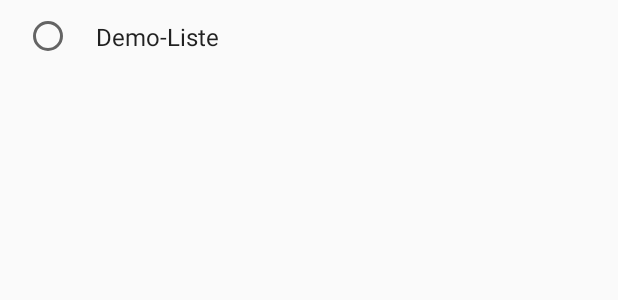
After one commit to pretix/pretixscan-android, an Android app: the layout item_checkinlist.xml on its own in the app's theme, with its tools: preview values and no code run, on a phone screen of 412 x 824 dp. The commit adds this screen. Shown: the top 300 px of the screen. Run offline under Robolectric (Android 15) with nearby library versions, the phone set to English and light mode, and no system bars.

Commit message:
Check-in list selection

```diff
--- a/pretixscan/app/src/main/AndroidManifest.xml
+++ b/pretixscan/app/src/main/AndroidManifest.xml
@@ -47,6 +47,9 @@
         <activity android:name="eu.pretix.pretixscan.droid.ui.EventSelectActivity"
             android:theme="@style/AppTheme.Dialog.Animated"
             android:label="@string/operation_select_event"/>
+        <activity android:name="eu.pretix.pretixscan.droid.ui.CheckInListSelectActivity"
+            android:theme="@style/AppTheme.Dialog.Animated"
+            android:label="@string/operation_select_event"/>
 
         <provider
             android:name="androidx.core.content.FileProvider"
--- a/pretixscan/app/src/main/java/eu/pretix/pretixscan/droid/AppConfig.kt
+++ b/pretixscan/app/src/main/java/eu/pretix/pretixscan/droid/AppConfig.kt
@@ -82,6 +82,10 @@ class AppConfig(ctx: Context) : ConfigStore {
     var eventName: String?
         get() = prefs.getString(PREFS_KEY_EVENT_NAME, null)
         set(value) = prefs.edit().putString(PREFS_KEY_EVENT_NAME, value).apply()
+
+    var checkinListId: Long
+        get() = prefs.getLong(PREFS_KEY_CHECKINLIST_ID, 0L)
+        set(value) = prefs.edit().putLong(PREFS_KEY_CHECKINLIST_ID, value).apply()
 
     override fun getOrganizerSlug(): String {
         return prefs.getString(PREFS_KEY_ORGANIZER_SLUG, "")
@@ -179,6 +183,7 @@ class AppConfig(ctx: Context) : ConfigStore {
         val PREFS_KEY_EVENT_SLUG = "pretix_api_event_slug"
         val PREFS_KEY_SUBEVENT_ID = "pretix_api_subevent_id"
         val PREFS_KEY_EVENT_NAME = "event_name"
+        val PREFS_KEY_CHECKINLIST_ID = "checkin_list_id"
         val PREFS_KEY_ORGANIZER_SLUG = "pretix_api_organizer_slug"
         val PREFS_KEY_SHOW_INFO = "show_info"
         val PREFS_KEY_ALLOW_SEARCH = "allow_search"
--- a/pretixscan/app/src/main/java/eu/pretix/pretixscan/utils/KeyStoreHelper.kt
+++ b/pretixscan/app/src/main/java/eu/pretix/pretixscan/utils/KeyStoreHelper.kt
@@ -34,8 +34,8 @@ object KeystoreHelper {
     private val ANDROID_KEY_STORE = "AndroidKeyStore"
 
     // Works since android M, for previous versions this will simply return the plain value unaltered
-    fun secureValue(value: String?, encrypt: Boolean): String? {
-        if (value != null && value!!.length > 0 && android.os.Build.VERSION.SDK_INT >= Build.VERSION_CODES.M) {
+    fun secureValue(value: String, encrypt: Boolean): String {
+        if (value.length > 0 && android.os.Build.VERSION.SDK_INT >= Build.VERSION_CODES.M) {
             try {
                 val keyStore = KeyStore.getInstance(ANDROID_KEY_STORE)
                 keyStore.load(null)
--- /dev/null
+++ b/pretixscan/app/src/main/res/layout/item_checkinlist.xml
@@ -0,0 +1,50 @@
+<?xml version="1.0" encoding="utf-8"?>
+<layout xmlns:tools="http://schemas.android.com/tools"
+    xmlns:android="http://schemas.android.com/apk/res/android"
+    xmlns:app="http://schemas.android.com/apk/res-auto">
+
+    <data>
+
+        <variable
+            name="item"
+            type="eu.pretix.libpretixsync.db.CheckInList" />
+
+    </data>
+
+    <androidx.constraintlayout.widget.ConstraintLayout
+        android:layout_width="match_parent"
+        android:layout_height="wrap_content"
+        android:clickable="true"
+        android:focusable="true"
+        android:background="?android:attr/selectableItemBackground">
+
+        <TextView
+            android:id="@+id/tvTitle"
+            android:layout_width="0dp"
+            android:layout_height="wrap_content"
+            android:layout_marginStart="16dp"
+            android:layout_marginTop="8dp"
+            android:layout_marginEnd="8dp"
+            android:layout_marginBottom="8dp"
+            android:text="@{item.name}"
+            android:textAppearance="@style/TextAppearance.AppCompat.Subhead"
+            app:layout_constraintBottom_toBottomOf="parent"
+            app:layout_constraintEnd_toEndOf="parent"
+            app:layout_constraintStart_toEndOf="@+id/radioButton"
+            app:layout_constraintTop_toTopOf="parent"
+            tools:text="Demo-Liste" />
+
+        <RadioButton
+            android:id="@+id/radioButton"
+            android:layout_width="wrap_content"
+            android:layout_height="wrap_content"
+            android:layout_marginStart="16dp"
+            android:layout_marginTop="8dp"
+            android:layout_marginBottom="8dp"
+            app:layout_constraintBottom_toBottomOf="parent"
+            app:layout_constraintStart_toStartOf="parent"
+            app:layout_constraintTop_toTopOf="parent" />
+
+    </androidx.constraintlayout.widget.ConstraintLayout>
+
+</layout>
--- a/pretixscan/app/src/main/res/values/strings.xml
+++ b/pretixscan/app/src/main/res/values/strings.xml
@@ -12,6 +12,7 @@
     <string name="action_search">Search</string>
     <string name="action_manual">Manual setup</string>
     <string name="operation_select_event">Select Event</string>
+    <string name="operation_select_checkinlist">Select Check-in list</string>
     <string name="settings_label_auto_sync">Automatical Synchronization</string>
     <plurals name="sync_status_time_minutes">
         <item quantity="one">synchronized %d minute ago</item>
```
Also changed, not shown: pretixscan/app/src/main/java/eu/pretix/pretixscan/droid/PretixScan.kt (+10 -2 lines), pretixscan/app/src/main/java/eu/pretix/pretixscan/droid/ui/CheckInListAdapter.kt (added, +77 -0 lines), pretixscan/app/src/main/java/eu/pretix/pretixscan/droid/ui/CheckInListSelectActivity.kt (added, +93 -0 lines), pretixscan/app/src/main/java/eu/pretix/pretixscan/droid/ui/EventSelectActivity.kt (+7 -2 lines), pretixscan/app/src/main/java/eu/pretix/pretixscan/droid/ui/MainActivity.kt (+24 -4 lines), pretixscan/app/src/main/java/eu/pretix/pretixscan/droid/ui/SetupActivity.kt (+12 -1 lines), pretixscan/app/src/main/res/layout/activity_checkinlist_select.xml (added, +84 -0 lines).
